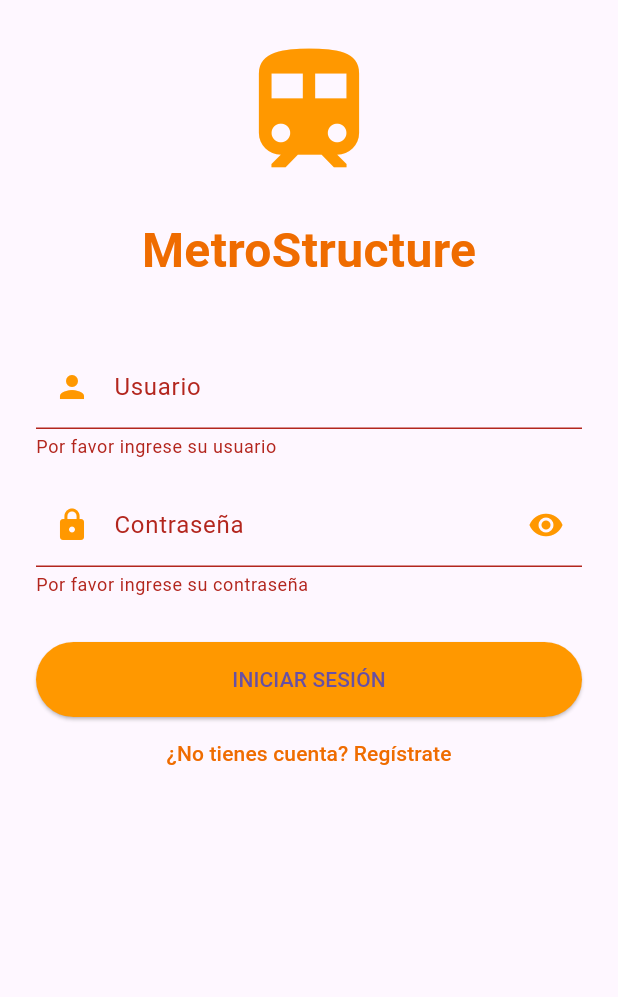
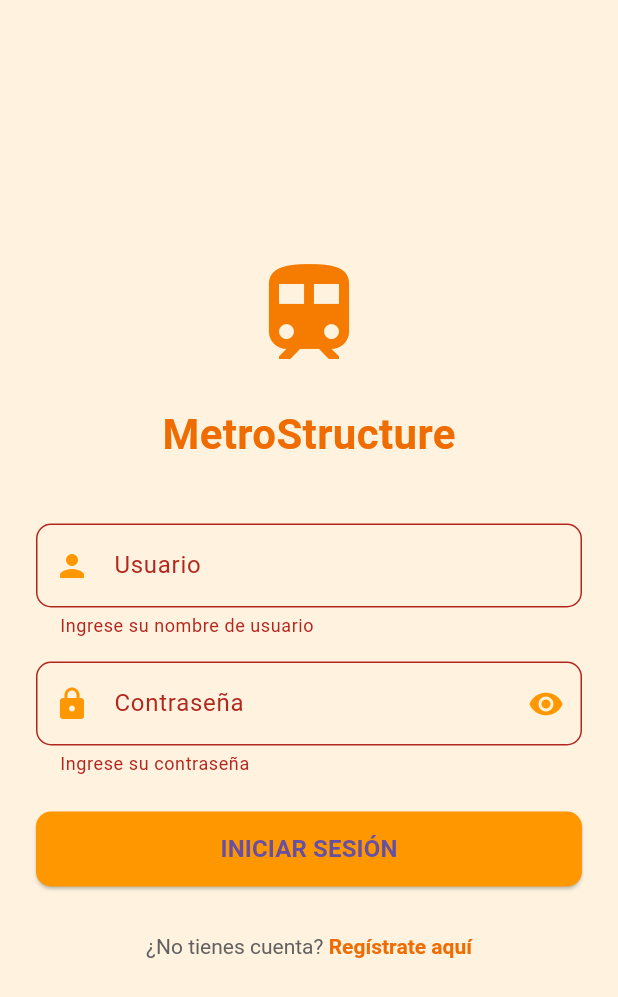
Before and after one commit to Santos2705/flutter_application_2, a Flutter app: the LoginPage screen opened directly, after a tap on "INICIAR SESIÓN", on a phone screen of 412 x 824 dp. Shown: the top 997 px of the screen. Run offline on Flutter 3.47's test engine with Material 3 defaults, Android fonts, the phone set to English and light mode, and no system bars; our stand-ins replace sqflite, table_calendar; accounts and stored records are empty.

Commit message:
cambio de orden

```diff
--- a/lib/login_page.dart
+++ b/lib/login_page.dart
@@ -16,18 +16,22 @@ class _LoginPageState extends State<LoginPage> {
   final _passwordController = TextEditingController();
   bool _isLoading = false;
   bool _obscurePassword = true;
+  String? _errorMessage;
 
   Future<void> _login() async {
     if (!_formKey.currentState!.validate()) return;
 
-    setState(() => _isLoading = true);
+    setState(() {
+      _isLoading = true;
+      _errorMessage = null;
+    });
 
     try {
       final user = await DatabaseHelper.instance
           .getUser(_usernameController.text.trim());
 
       if (user == null || user['password'] != _passwordController.text) {
-        throw Exception('Usuario o contraseña incorrectos');
+        throw Exception('Credenciales inválidas');
       }
 
       if (!mounted) return;
@@ -39,14 +43,29 @@ class _LoginPageState extends State<LoginPage> {
         (route) => false,
       );
     } catch (e) {
+      setState(() {
+        _errorMessage = e.toString();
+      });
+    } finally {
+      if (mounted) setState(() => _isLoading = false);
+    }
+  }
+
+  Future<void> _navigateToRegister() async {
+    final result = await Navigator.push(
+      context,
+      MaterialPageRoute(builder: (context) => const RegisterPage()),
+    );
+
+    if (result != null && result is Map) {
+      _usernameController.text = result['username'] ?? '';
+      _passwordController.text = result['password'] ?? '';
       ScaffoldMessenger.of(context).showSnackBar(
-        SnackBar(
-          content: Text(e.toString()),
-          backgroundColor: Colors.red,
+        const SnackBar(
+          content: Text('Registro exitoso. Por favor inicie sesión'),
+          backgroundColor: Colors.green,
         ),
       );
-    } finally {
-      if (mounted) setState(() => _isLoading = false);
     }
   }
 
@@ -60,32 +79,47 @@ class _LoginPageState extends State<LoginPage> {
   @override
   Widget build(BuildContext context) {
     return Scaffold(
+      backgroundColor: Colors.orange[50],
       body: SafeArea(
+        child: Center(
           child: SingleChildScrollView(
-          child: Padding(
             padding: const EdgeInsets.all(24.0),
             child: Form(
               key: _formKey,
               child: Column(
+                mainAxisAlignment: MainAxisAlignment.center,
                 children: [
-                  const Icon(Icons.train, size: 100, color: Colors.orange),
+                  Icon(
+                    Icons.train,
+                    size: 80,
+                    color: Colors.orange[700],
+                  ),
                   const SizedBox(height: 20),
-                  Text('MetroStructure',
+                  Text(
+                    'MetroStructure',
                     style: TextStyle(
-                        fontSize: 32,
+                      fontSize: 28,
+                      fontWeight: FontWeight.bold,
                       color: Colors.orange[800],
-                        fontWeight: FontWeight.bold,
-                      )),
+                    ),
+                  ),
                   const SizedBox(height: 40),
                   TextFormField(
                     controller: _usernameController,
-                    decoration: const InputDecoration(
+                    decoration: InputDecoration(
                       labelText: 'Usuario',
-                      prefixIcon: Icon(Icons.person, color: Colors.orange),
+                      prefixIcon: const Icon(Icons.person, color: Colors.orange),
+                      border: OutlineInputBorder(
+                        borderRadius: BorderRadius.circular(10),
+                      ),
+                      focusedBorder: OutlineInputBorder(
+                        borderSide: const BorderSide(color: Colors.orange, width: 2),
+                        borderRadius: BorderRadius.circular(10),
+                      ),
                     ),
                     validator: (value) {
                       if (value == null || value.isEmpty) {
-                        return 'Por favor ingrese su usuario';
+                        return 'Ingrese su nombre de usuario';
                       }
                       return null;
                     },
@@ -108,35 +142,76 @@ class _LoginPageState extends State<LoginPage> {
                           setState(() => _obscurePassword = !_obscurePassword);
                         },
                       ),
+                      border: OutlineInputBorder(
+                        borderRadius: BorderRadius.circular(10),
+                      ),
+                      focusedBorder: OutlineInputBorder(
+                        borderSide: const BorderSide(color: Colors.orange, width: 2),
+                        borderRadius: BorderRadius.circular(10),
+                      ),
                     ),
                     validator: (value) {
                       if (value == null || value.isEmpty) {
-                        return 'Por favor ingrese su contraseña';
+                        return 'Ingrese su contraseña';
+                      }
+                      if (value.length < 6) {
+                        return 'La contraseña debe tener al menos 6 caracteres';
                       }
                       return null;
                     },
                   ),
-                  const SizedBox(height: 30),
-                  ElevatedButton(
+                  if (_errorMessage != null)
+                    Padding(
+                      padding: const EdgeInsets.only(top: 16.0),
+                      child: Text(
+                        _errorMessage!,
+                        style: TextStyle(
+                          color: Colors.red[700],
+                          fontSize: 14,
+                        ),
+                      ),
+                    ),
+                  const SizedBox(height: 24),
+                  SizedBox(
+                    width: double.infinity,
+                    height: 50,
+                    child: ElevatedButton(
                       onPressed: _isLoading ? null : _login,
                       style: ElevatedButton.styleFrom(
                         backgroundColor: Colors.orange,
-                      minimumSize: const Size(double.infinity, 50),
+                        shape: RoundedRectangleBorder(
+                          borderRadius: BorderRadius.circular(10),
+                        ),
                       ),
                       child: _isLoading
                           ? const CircularProgressIndicator(color: Colors.white)
-                        : const Text('INICIAR SESIÓN'),
+                          : const Text(
+                              'INICIAR SESIÓN',
+                              style: TextStyle(
+                                fontSize: 16,
+                                fontWeight: FontWeight.bold,
                               ),
+                            ),
+                    ),
+                  ),
+                  const SizedBox(height: 16),
                   TextButton(
-                    onPressed: _isLoading
-                        ? null
-                        : () => Navigator.push(
-                              context,
-                              MaterialPageRoute(
-                                  builder: (context) => const RegisterPage()),
+                    onPressed: _isLoading ? null : _navigateToRegister,
+                    child: RichText(
+                      text: TextSpan(
+                        text: '¿No tienes cuenta? ',
+                        style: TextStyle(color: Colors.grey[700]),
+                        children: [
+                          TextSpan(
+                            text: 'Regístrate aquí',
+                            style: TextStyle(
+                              color: Colors.orange[800],
+                              fontWeight: FontWeight.bold,
                             ),
-                    child: Text('¿No tienes cuenta? Regístrate',
-                        style: TextStyle(color: Colors.orange[800])),
+                          ),
+                        ],
+                      ),
+                    ),
                   ),
                 ],
               ),
--- a/lib/main.dart
+++ b/lib/main.dart
@@ -1,15 +1,23 @@
 import 'package:flutter/material.dart';
-import 'package:flutter_application_2/home_screen.dart';
+import 'package:flutter_application_2/login_page.dart';
 
 void main() {
-  runApp(const MainApp());
+  runApp(const MyApp());
 }
 
-class MainApp extends StatelessWidget {
-  const MainApp({super.key});
+class MyApp extends StatelessWidget {
+  const MyApp({super.key});
 
   @override
   Widget build(BuildContext context) {
-    return const MaterialApp(home: Scaffold(body: HomeScreen()));
+    return MaterialApp(
+      title: 'MetroStructure',
+      debugShowCheckedModeBanner: false,
+      theme: ThemeData(
+        primarySwatch: Colors.orange,
+        visualDensity: VisualDensity.adaptivePlatformDensity,
+      ),
+      home: const LoginPage(), // Aquí establecemos LoginPage como pantalla inicial
+    );
   }
 }
```
Lines whose indentation alone changed are shown as unchanged.
